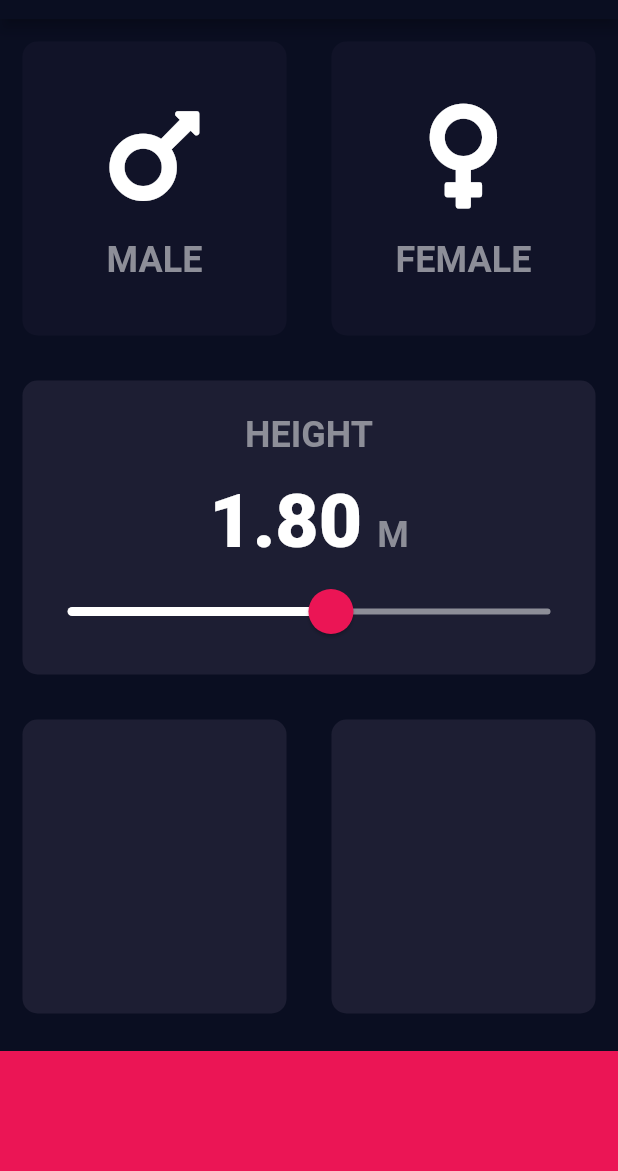
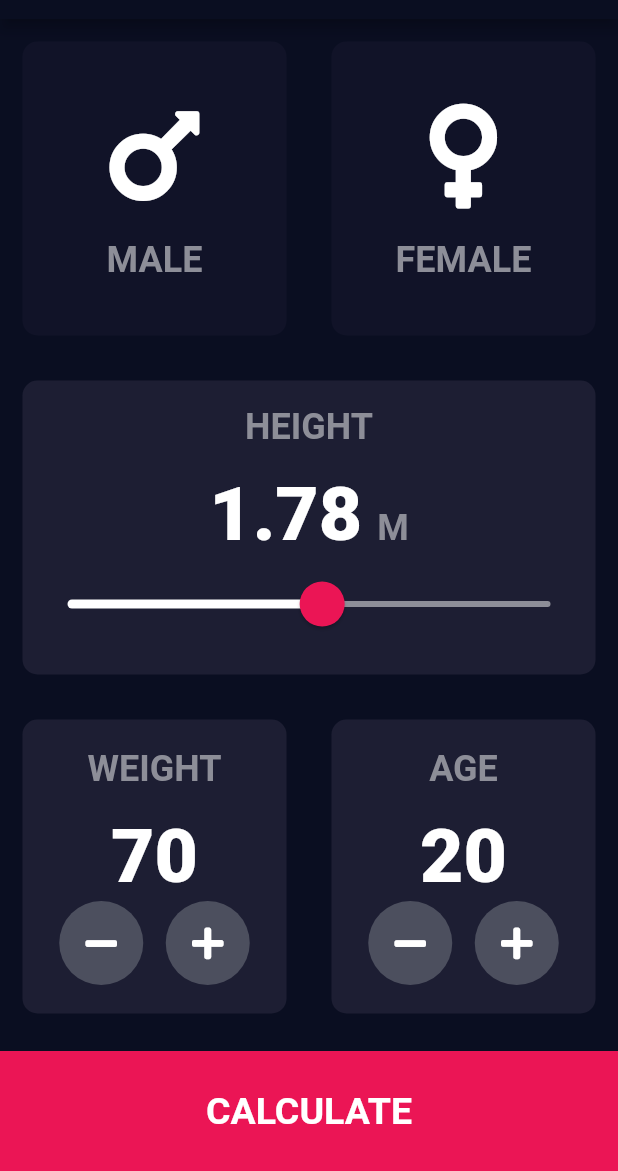
Before and after one commit to pedrolemoz/BMICalculator-Flutter, a Flutter app: the screen it shows after launch, on a phone screen of 412 x 824 dp, the part 65-1236 px from its top. Run offline on Flutter 3.47's test engine with Material 2 defaults, Android fonts, the phone set to English and light mode, and no system bars; our stand-ins replace font_awesome_flutter.

```diff
--- a/lib/constants.dart
+++ b/lib/constants.dart
@@ -7,6 +7,7 @@ const kBottomContainerColor = Color(0xFFEB1555);
 const kSliderThumbColor = kBottomContainerColor;
 const kSliderOverlayColor = Color(0x29EB1555);
 const kSliderInactiveColor = Color(0xFF8D8E98);
+const kRoundButtonColor = Color(0xFF4C4F5E);
 
 const kLabelTextStyle = TextStyle(
   color: Color(0xFF8D8E98),
@@ -15,7 +16,29 @@ const kLabelTextStyle = TextStyle(
 );
 
 const kNumberTextStyle = TextStyle(
-  color: Colors.white,
   fontSize: 50.0,
   fontWeight: FontWeight.w900,
 );
+
+const kLargeButtonTextStyle = TextStyle(
+  fontSize: 25.0,
+  fontWeight: FontWeight.bold,
+);
+
+const kTitleTextStyle = TextStyle(
+  fontSize: 50.0,
+  fontWeight: FontWeight.bold,
+);
+
+const kResultTextStyle = TextStyle(
+  color: Color(0xFF24D876),
+  fontSize: 30.0,
+  fontWeight: FontWeight.bold,
+);
+
+const kBMITextStyle = TextStyle(
+  fontSize: 100.0,
+  fontWeight: FontWeight.bold,
+);
+
+const kDescriptionTextStyle = TextStyle(fontSize: 24.0);
--- a/lib/main.dart
+++ b/lib/main.dart
@@ -1,5 +1,7 @@
+import 'package:bmi_calculator/pages/result_page.dart';
 import 'package:flutter/material.dart';
 import 'pages/input_page.dart';
+import 'pages/result_page.dart';
 
 const primaryColor = Color(0xFF0A0E21);
 
@@ -10,13 +12,15 @@ class BMICalculator extends StatelessWidget {
   Widget build(BuildContext context) {
     return MaterialApp(
       debugShowCheckedModeBanner: false,
+      initialRoute: '/',
+      routes: {
+        '/': (context) => InputPage(),
+        '/results': (context) => ResultPage(),
+      },
       theme: ThemeData.dark().copyWith(
         primaryColor: primaryColor,
         scaffoldBackgroundColor: primaryColor,
       ),
-      home: SafeArea(
-        child: InputPage(),
-      ),
     );
   }
 }
--- a/lib/pages/input_page.dart
+++ b/lib/pages/input_page.dart
@@ -1,4 +1,7 @@
 import 'package:bmi_calculator/constants.dart';
+import 'package:bmi_calculator/pages/result_page.dart';
+import 'package:bmi_calculator/widgets/bottom_button_bar.dart';
+import 'package:bmi_calculator/widgets/round_icon_button.dart';
 import 'package:flutter/material.dart';
 import 'package:font_awesome_flutter/font_awesome_flutter.dart';
 import 'package:bmi_calculator/widgets/reusable_card.dart';
@@ -13,7 +16,9 @@ class InputPage extends StatefulWidget {
 
 class _InputPageState extends State<InputPage> {
   Genders selectedGender;
-  double height = 1.80;
+  double height = 1.78;
+  int weight = 70;
+  int age = 20;
 
   @override
   Widget build(BuildContext context) {
@@ -64,7 +69,6 @@ class _InputPageState extends State<InputPage> {
           ),
           Expanded(
             child: ReusableCard(
-              padding: EdgeInsets.only(top: 10.0),
               colour: kActiveCardColor,
               cardChild: Column(
                 mainAxisAlignment: MainAxisAlignment.center,
@@ -123,22 +127,92 @@ class _InputPageState extends State<InputPage> {
                 Expanded(
                   child: ReusableCard(
                     colour: kActiveCardColor,
+                    cardChild: Column(
+                      mainAxisAlignment: MainAxisAlignment.center,
+                      children: <Widget>[
+                        Text(
+                          'WEIGHT',
+                          style: kLabelTextStyle,
+                        ),
+                        SizedBox(height: 15.0),
+                        Text(
+                          weight.toString(),
+                          style: kNumberTextStyle,
+                        ),
+                        Row(
+                          mainAxisAlignment: MainAxisAlignment.center,
+                          children: <Widget>[
+                            RoundIconButton(
+                              icon: FontAwesomeIcons.minus,
+                              onPressed: () {
+                                setState(() {
+                                  weight--;
+                                });
+                              },
+                            ),
+                            SizedBox(width: 15.0),
+                            RoundIconButton(
+                                icon: FontAwesomeIcons.plus,
+                                onPressed: () {
+                                  setState(() {
+                                    weight++;
+                                  });
+                                }),
+                          ],
+                        ),
+                      ],
+                    ),
                   ),
                 ),
                 Expanded(
                   child: ReusableCard(
                     colour: kActiveCardColor,
+                    cardChild: Column(
+                      mainAxisAlignment: MainAxisAlignment.center,
+                      children: <Widget>[
+                        Text(
+                          'AGE',
+                          style: kLabelTextStyle,
+                        ),
+                        SizedBox(height: 15.0),
+                        Text(
+                          age.toString(),
+                          style: kNumberTextStyle,
+                        ),
+                        Row(
+                          mainAxisAlignment: MainAxisAlignment.center,
+                          children: <Widget>[
+                            RoundIconButton(
+                              icon: FontAwesomeIcons.minus,
+                              onPressed: () {
+                                setState(() {
+                                  age--;
+                                });
+                              },
+                            ),
+                            SizedBox(width: 15.0),
+                            RoundIconButton(
+                                icon: FontAwesomeIcons.plus,
+                                onPressed: () {
+                                  setState(() {
+                                    age++;
+                                  });
+                                }),
+                          ],
+                        ),
+                      ],
+                    ),
                   ),
                 ),
               ],
             ),
           ),
-          Container(
-            color: kBottomContainerColor,
-            margin: EdgeInsets.only(top: 10.0),
-            width: double.infinity,
-            height: kBottomContainerHeight,
-          ),
+          BottomButtonBar(
+              label: 'CALCULATE',
+              onPressed: () {
+                Navigator.push(context,
+                    MaterialPageRoute(builder: (context) => ResultPage()));
+              }),
         ],
       ),
     );
--- /dev/null
+++ b/lib/widgets/bottom_button_bar.dart
@@ -0,0 +1,28 @@
+import 'package:flutter/material.dart';
+import '../constants.dart';
+
+class BottomButtonBar extends StatelessWidget {
+  BottomButtonBar({@required this.label, @required this.onPressed});
+
+  final String label;
+  final Function onPressed;
+
+  @override
+  Widget build(BuildContext context) {
+    return GestureDetector(
+      child: Container(
+        child: Center(
+          child: Text(
+            label,
+            style: kLargeButtonTextStyle,
+          ),
+        ),
+        color: kBottomContainerColor,
+        margin: EdgeInsets.only(top: 10.0),
+        width: double.infinity,
+        height: kBottomContainerHeight,
+      ),
+      onTap: onPressed,
+    );
+  }
+}
--- a/lib/widgets/reusable_card.dart
+++ b/lib/widgets/reusable_card.dart
@@ -1,9 +1,8 @@
 import 'package:flutter/material.dart';
 
 class ReusableCard extends StatelessWidget {
-  ReusableCard({@required this.colour, this.cardChild, this.onPress, this.padding});
+  ReusableCard({@required this.colour, this.cardChild, this.onPress});
 
-  final EdgeInsetsGeometry padding;
   final Color colour;
   final Widget cardChild;
   final Function onPress;
@@ -13,7 +12,6 @@ class ReusableCard extends StatelessWidget {
     return GestureDetector(
       onTap: onPress,
       child: Container(
-        padding: padding,
         child: cardChild,
         margin: EdgeInsets.all(15.0),
         decoration: BoxDecoration(
--- /dev/null
+++ b/lib/widgets/round_icon_button.dart
@@ -0,0 +1,27 @@
+import 'package:flutter/material.dart';
+import 'package:bmi_calculator/constants.dart';
+
+class RoundIconButton extends StatelessWidget {
+  RoundIconButton({@required this.icon, this.onPressed});
+
+  final IconData icon;
+  final Function onPressed;
+
+  @override
+  Widget build(BuildContext context) {
+    return RawMaterialButton(
+      elevation: 0.0,
+      constraints: BoxConstraints.tightFor(
+        width: 56.0,
+        height: 56.0,
+      ),
+      fillColor: kRoundButtonColor,
+      shape: CircleBorder(),
+      child: Icon(
+        icon,
+        color: Colors.white,
+      ),
+      onPressed: onPressed,
+    );
+  }
+}
```
Also changed, not shown: lib/pages/result_page.dart (added, +49 -0 lines).
